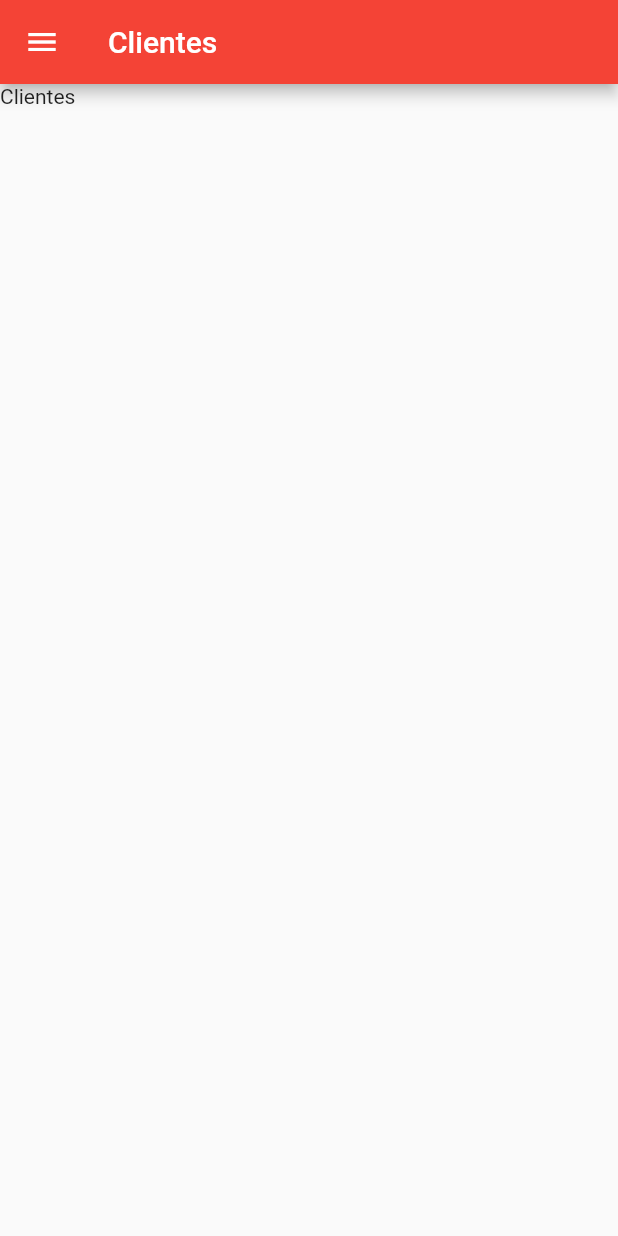
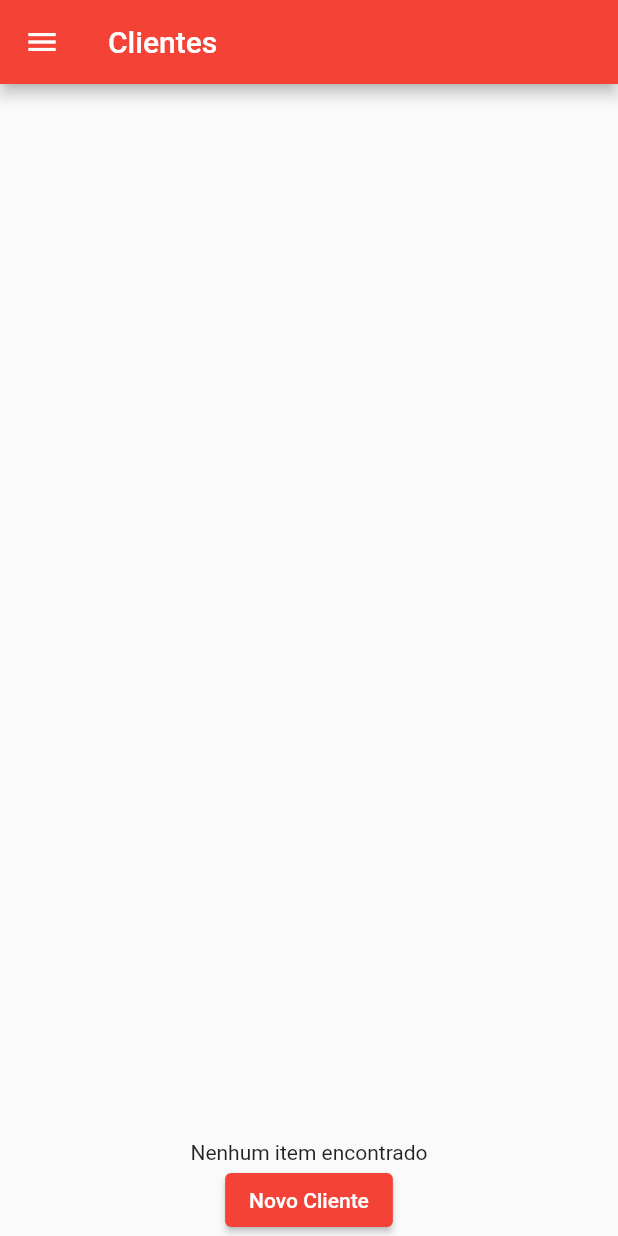
Before and after one commit to JonatasSOliveira/deprecated-chefpartner-flutter, a Flutter app: the DrawerContainer screen opened directly, on a phone screen of 412 x 824 dp. Run offline on Flutter 3.47's test engine with Material 2 defaults, Android fonts, the phone set to English and light mode, and no system bars.

Commit message:
Create Default List Component

```diff
--- /dev/null
+++ b/lib/src/components/default_list_component.dart
@@ -0,0 +1,25 @@
+import 'package:flutter/material.dart';
+
+class DefaultListComponent extends StatelessWidget {
+  final String buttonText;
+
+  const DefaultListComponent({
+    Key? key,
+    required this.buttonText,
+  }) : super(key: key);
+
+  void _onPressNewItem(BuildContext context) {}
+
+  @override
+  Widget build(BuildContext context) {
+    return Scaffold(
+        body: Center(
+            child: Column(mainAxisAlignment: MainAxisAlignment.end, children: [
+      const Text('Nenhum item encontrado'),
+      ElevatedButton(
+        child: Text(buttonText),
+        onPressed: () => _onPressNewItem(context),
+      )
+    ])));
+  }
+}
--- a/lib/src/pages/cutomers.dart
+++ b/lib/src/pages/cutomers.dart
@@ -1,12 +1,15 @@
 import 'package:flutter/material.dart';
 
 import 'package:chefpatner_mobile/src/components/drawer_container.dart';
+import 'package:chefpatner_mobile/src/components/default_list_component.dart';
 
 class Customers extends StatelessWidget {
   const Customers({super.key});
 
   @override
   Widget build(BuildContext context) {
-    return const DrawerContainer(title: 'Clientes', child: Text('Clientes'));
+    return const DrawerContainer(
+        title: 'Clientes',
+        child: DefaultListComponent(buttonText: 'Novo Cliente'));
   }
 }
--- a/lib/src/pages/orders.dart
+++ b/lib/src/pages/orders.dart
@@ -1,12 +1,15 @@
 import 'package:flutter/material.dart';
 
 import 'package:chefpatner_mobile/src/components/drawer_container.dart';
+import 'package:chefpatner_mobile/src/components/default_list_component.dart';
 
 class Orders extends StatelessWidget {
   const Orders({super.key});
 
   @override
   Widget build(BuildContext context) {
-    return const DrawerContainer(title: 'Pedidos', child: Text('Pedidos'));
+    return const DrawerContainer(
+        title: 'Pedidos',
+        child: DefaultListComponent(buttonText: 'Novo Pedido'));
   }
 }
--- a/lib/src/pages/payment_forms.dart
+++ b/lib/src/pages/payment_forms.dart
@@ -1,6 +1,7 @@
 import 'package:flutter/material.dart';
 
 import 'package:chefpatner_mobile/src/components/drawer_container.dart';
+import 'package:chefpatner_mobile/src/components/default_list_component.dart';
 
 class PaymentForms extends StatelessWidget {
   const PaymentForms({super.key});
@@ -8,6 +9,7 @@ class PaymentForms extends StatelessWidget {
   @override
   Widget build(BuildContext context) {
     return const DrawerContainer(
-        title: 'Formas de Pagamento', child: Text('PaymentForms'));
+        title: 'Formas de Pagamento',
+        child: DefaultListComponent(buttonText: 'Nova Forma de Pagamento'));
   }
 }
--- a/lib/src/pages/products.dart
+++ b/lib/src/pages/products.dart
@@ -1,12 +1,15 @@
 import 'package:flutter/material.dart';
 
 import 'package:chefpatner_mobile/src/components/drawer_container.dart';
+import 'package:chefpatner_mobile/src/components/default_list_component.dart';
 
 class Products extends StatelessWidget {
   const Products({super.key});
 
   @override
   Widget build(BuildContext context) {
-    return const DrawerContainer(title: 'Produtos', child: Text('Produtos'));
+    return const DrawerContainer(
+        title: 'Produtos',
+        child: DefaultListComponent(buttonText: 'Novo Produto'));
   }
 }
```
